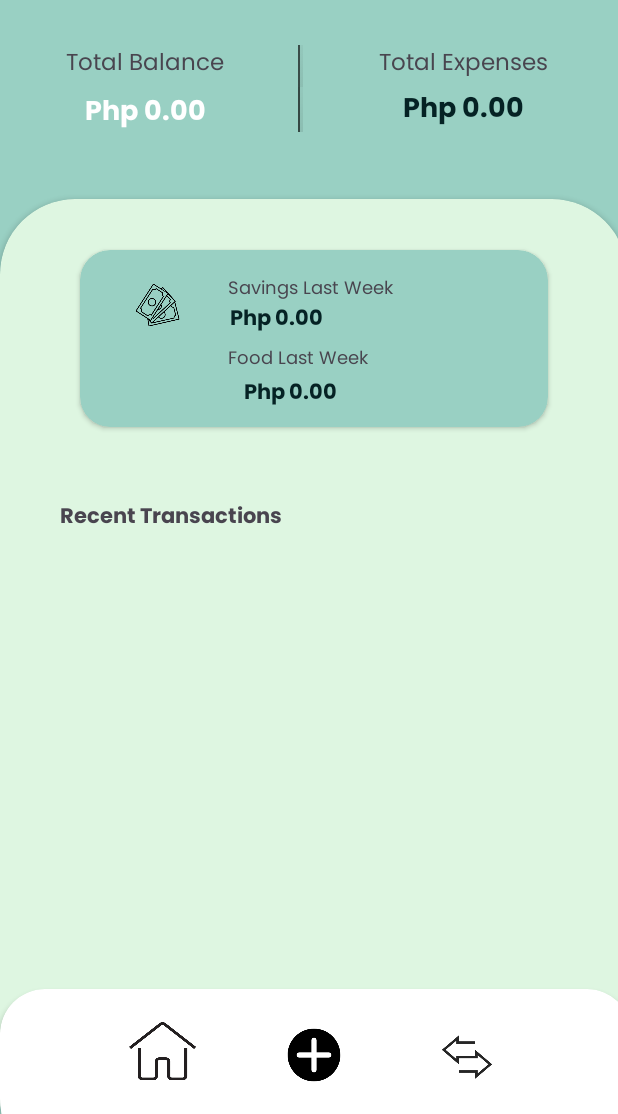
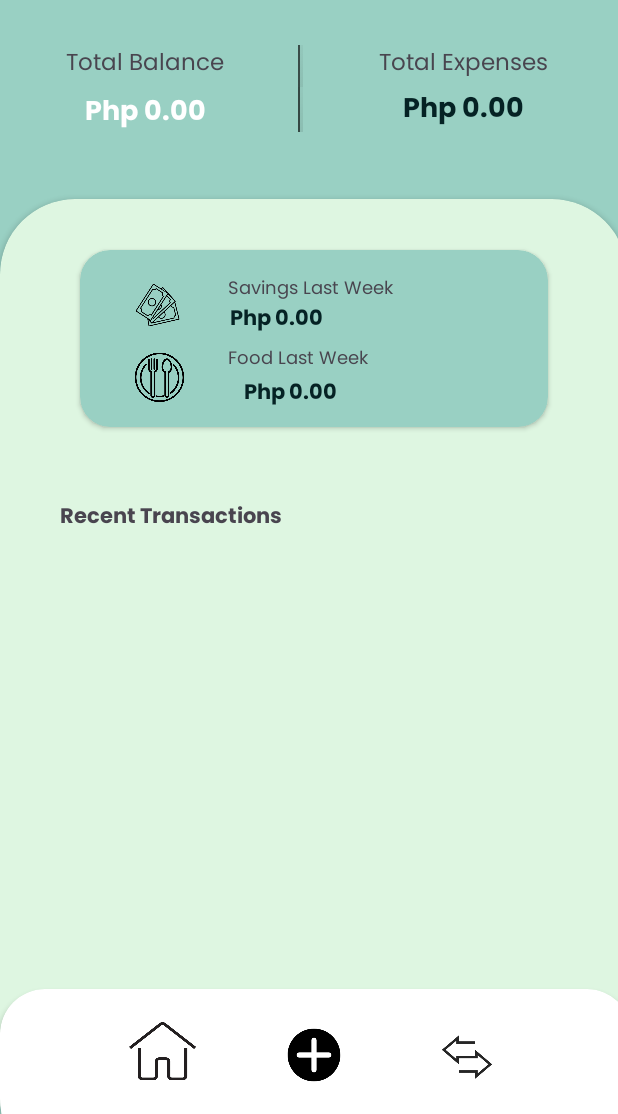
Before and after one commit to dennissegailfrancisco/PesoWise, an Android app: the screen it shows after launch (MainActivity), on a phone screen of 412 x 824 dp, the part 122-1236 px from its top. Run offline under Robolectric (Android 15) with nearby library versions, the phone set to English and light mode, and no system bars.

Commit message:
food icon in dashboard

```diff
--- a/app/src/main/res/layout/activity_main.xml
+++ b/app/src/main/res/layout/activity_main.xml
@@ -105,6 +105,19 @@
                         app:layout_constraintStart_toStartOf="parent"
                         app:layout_constraintTop_toTopOf="parent"
                         app:srcCompat="@drawable/income" />
+
+                    <ImageView
+                        android:id="@+id/imageView4"
+                        android:layout_width="38dp"
+                        android:layout_height="35dp"
+                        android:layout_marginStart="32dp"
+                        android:layout_marginBottom="16dp"
+                        app:layout_constraintBottom_toBottomOf="parent"
+                        app:layout_constraintEnd_toStartOf="@+id/tvFoodExpenseLastWeek"
+                        app:layout_constraintHorizontal_bias="0.045"
+                        app:layout_constraintStart_toStartOf="parent"
+                        app:srcCompat="@drawable/foodicon" />
+
                 </androidx.constraintlayout.widget.ConstraintLayout>
             </androidx.cardview.widget.CardView>
 
```
Also changed, not shown: app/src/main/res/drawable/foodicon.png.
